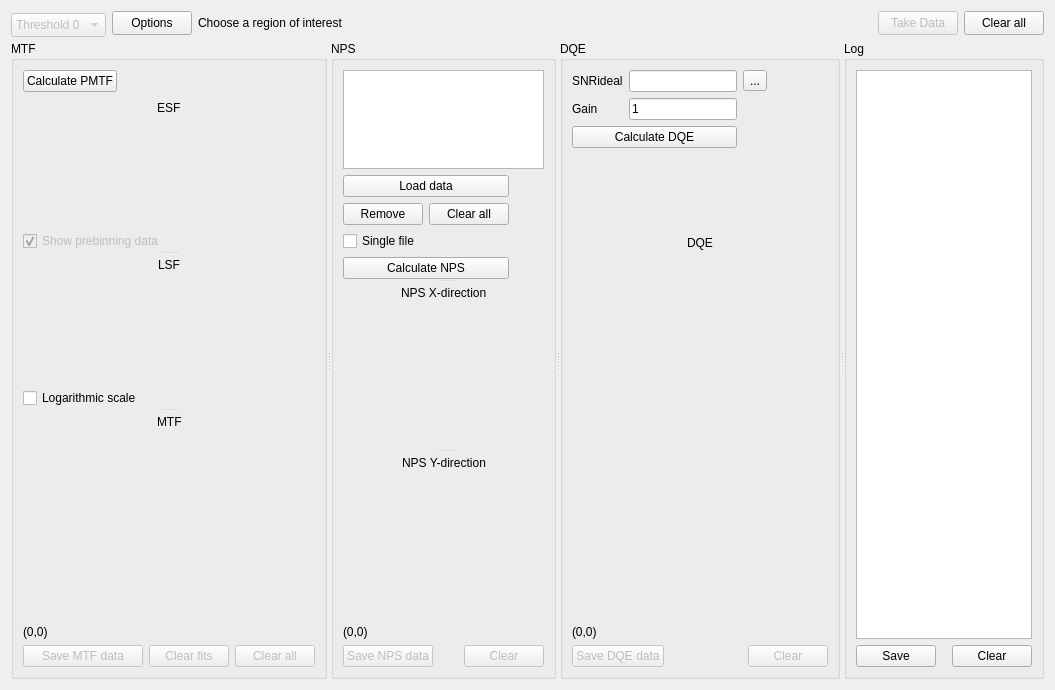
This is SpidrMpx3Eq/qcstmdqe.ui in navrit/dexter as Qt 5 draws it before an edit. The edited form follows.
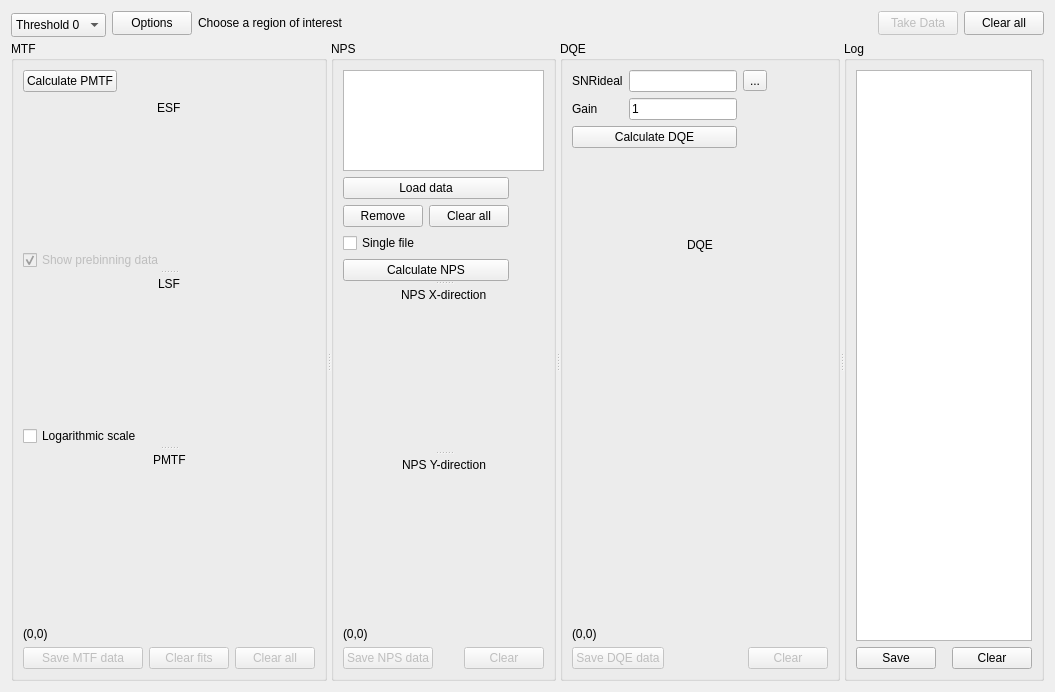
This is the edited form. Custom widgets are drawn as their Qt base class.

Commit message: Thresholds combobox works + ui

Diff of the .ui file:
```diff
--- a/SpidrMpx3Eq/qcstmdqe.ui
+++ b/SpidrMpx3Eq/qcstmdqe.ui
@@ -19,7 +19,7 @@
      <item>
       <widget class="QComboBox" name="comboBox">
        <property name="enabled">
-        <bool>false</bool>
+        <bool>true</bool>
        </property>
        <property name="sizePolicy">
         <sizepolicy hsizetype="Minimum" vsizetype="Fixed">
@@ -264,7 +264,7 @@
              <property name="minimumSize">
               <size>
                <width>0</width>
-               <height>100</height>
+               <height>120</height>
               </size>
              </property>
              <layout class="QVBoxLayout" name="verticalLayout_10"/>
@@ -338,7 +338,7 @@
              <property name="minimumSize">
               <size>
                <width>0</width>
-               <height>100</height>
+               <height>120</height>
               </size>
              </property>
             </widget>
@@ -393,7 +393,7 @@
                 </size>
                </property>
                <property name="text">
-                <string>MTF</string>
+                <string>PMTF</string>
                </property>
               </widget>
              </item>
@@ -417,7 +417,7 @@
              <property name="minimumSize">
               <size>
                <width>0</width>
-               <height>180</height>
+               <height>145</height>
               </size>
              </property>
             </widget>
```
Left out of the diff: 9 changed lines with no effect on the pictures. The commit also changes 1 other file.
